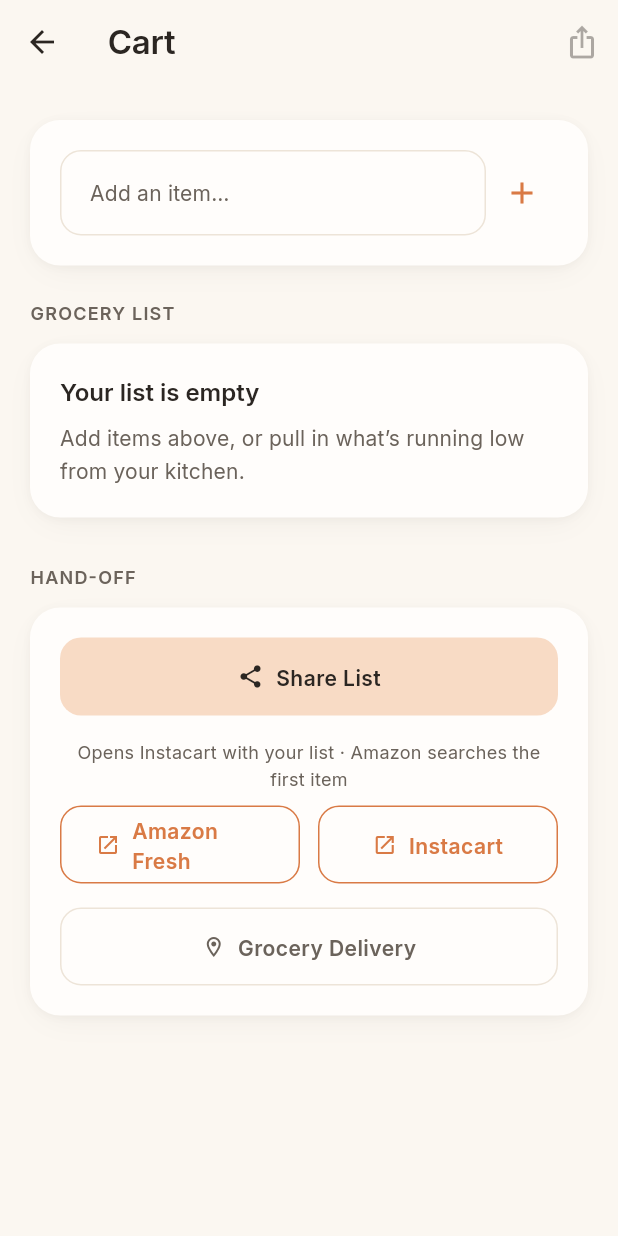
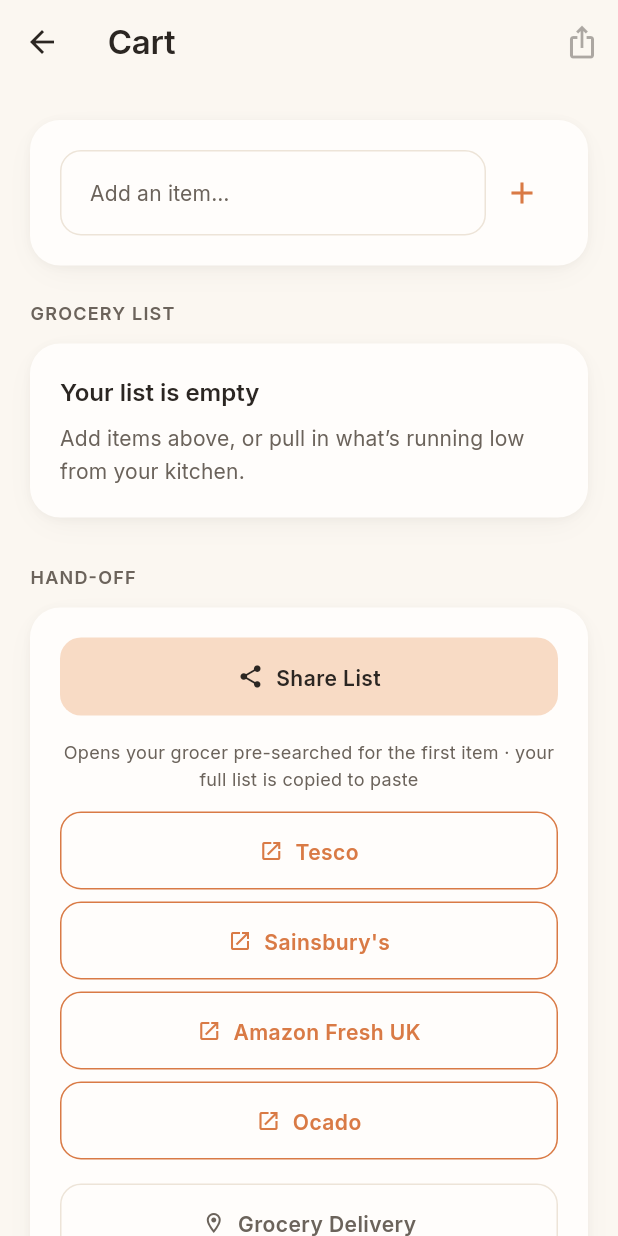
Before and after one commit to yobrody/health-hub, a Flutter app: the CartPage screen opened directly, on a phone screen of 412 x 824 dp. Run offline on Flutter 3.47's test engine with Material 3 defaults, Android fonts, the phone set to English and light mode, and no system bars; our stand-ins replace connectivity_plus, dio, flutter_local_notifications, flutter_riverpod, flutter_secure_storage, geolocator and 6 more; missing offline and left inert: health, mobile_scanner, posthog_flutter; accounts and stored records are empty.

Commit message:
feat(cart): UK grocer hand-off + copy-list-to-clipboard (#76)
* feat(cart): replace US grocery hand-off with UK grocer deep-links

Swaps the US-centric Cart hand-off (Amazon.com/Instacart/Uber Eats/
DoorDash + the Instacart pre-filled-cart edge-function flow) for four UK
grocers — Tesco, Sainsbury's, Amazon Fresh UK, Ocado — each opening a
pre-searched page (or store home on an empty list). Instacart is US/
Canada-only and a dead end for a UK user, so its wiring is removed;
the pure InstacartClient seam is retained for a possible future US launch.

Each grocer button copies the full list to the clipboard, opens the
grocer pre-searched for the first item, and shows a 'List copied — paste
each item to add' SnackBar. The clipboard write is fire-and-forget so it
never blocks the launch. Honesty invariants unchanged: no order/checkout/
buy-now text; buttons only open the grocer, never claim an order.

Tests: rewrote cart_handoff_test for the UK contract; trimmed
instacart_client_test to the retained pure seam; updated the e2e cart
coverage. flutter analyze clean; full suite green (906, goldens excluded);
cart golden matches.

Co-Authored-By: Claude Opus 4.8 (1M context) <noreply@anthropic.com>

* review fixes: lock Tesco search path + strip apostrophe in delivery-tile key

- Add a test assertion on the Tesco search path (/shop/en-GB/search) so a
  stray path change is caught rather than silently 404-ing on device; comment
  the path choice + the /groceries/en-GB/search fallback.
- Strip the apostrophe in the 'Grocery Delivery' panel tile key to match the
  _grocerKey convention (Sainsbury's -> cart-delivery-sainsburys).

Co-Authored-By: Claude Opus 4.8 (1M context) <noreply@anthropic.com>

* fix(cart): use canonical Tesco /groceries/en-GB/search path

Research (primary sources + the repo's own retired React Fridge.tsx) confirms
/groceries/en-GB/search?query= is the canonical, more-reliable Tesco Groceries
search endpoint vs the /shop/en-GB/search variant. Drop the optional inputType
param. Test assertion updated to lock the canonical path.

Co-Authored-By: Claude Opus 4.8 (1M context) <noreply@anthropic.com>

---------

Co-authored-by: Claude Opus 4.8 (1M context) <noreply@anthropic.com>

```diff
--- a/app/lib/cart/delivery_services.dart
+++ b/app/lib/cart/delivery_services.dart
@@ -1,12 +1,16 @@
-// DeliveryServices — pure, testable delivery service definitions.
+// DeliveryServices — pure, testable delivery service definitions (UK grocers).
 //
 // No platform dependencies: no url_launcher, no geolocator. Just data.
-// CartPage uses these to build its "Grocery Delivery" links; tests can assert
+// CartPage uses these to build its grocery hand-off links; tests can assert
 // against the list without any platform channel involvement.
 //
-// Honesty rule: we NEVER claim to verify that any service delivers to the
-// user's address. Labels say "open to check" — the user must confirm inside
-// the service's own app or website.
+// These are UK grocers (the app's user is in London). Instacart/DoorDash/etc.
+// were removed — Instacart is US/Canada-only and a confirmed dead end for a UK
+// founder, and DoorDash grocery isn't available in the UK.
+//
+// Honesty rule: we NEVER claim to verify that any grocer delivers to the user's
+// address. The user confirms delivery inside the grocer's own site/app. We only
+// open a pre-searched page (or the store home) — nothing is ordered here.
 
 /// A single grocery-delivery service the user can tap to open.
 class DeliveryService {
@@ -16,50 +20,69 @@ class DeliveryService {
   final String name;
 
   /// Builds the URI to open, optionally pre-searching [query].
-  /// [query] may be null or empty (open the store's home/category page).
+  /// [query] may be null or empty (open the store's groceries home page).
   final Uri Function(String? query) buildUri;
 }
 
-/// The canonical list of delivery services the Cart hand-off section offers.
+/// The canonical list of UK grocers the Cart hand-off offers, in display order.
 ///
-/// These are the only services listed in the UI — add new services here,
-/// not in the widget. Order determines display order.
+/// These are the only grocers listed in the UI — add new ones here, not in the
+/// widget. Order determines display order.
 final List<DeliveryService> deliveryServices = [
   DeliveryService(
-    name: 'Amazon Fresh',
+    name: 'Tesco',
+    buildUri: (query) {
+      final q = (query ?? '').trim();
+      // Canonical Tesco Groceries search endpoint (`/groceries/en-GB/search`) —
+      // verified more reliable than the `/shop/en-GB/search` variant.
+      return q.isEmpty
+          ? Uri.parse('https://www.tesco.com/groceries/')
+          : Uri(
+              scheme: 'https',
+              host: 'www.tesco.com',
+              path: '/groceries/en-GB/search',
+              queryParameters: {'query': q},
+            );
+    },
+  ),
+  DeliveryService(
+    name: "Sainsbury's",
     buildUri: (query) {
       final q = (query ?? '').trim();
       return q.isEmpty
-          ? Uri.parse('https://www.amazon.com/s?i=amazonfresh')
+          ? Uri.parse('https://www.sainsburys.co.uk/gol-ui/groceries')
+          : Uri.parse(
+              'https://www.sainsburys.co.uk/gol-ui/SearchResults/'
+              '${Uri.encodeComponent(q)}',
+            );
+    },
+  ),
+  DeliveryService(
+    name: 'Amazon Fresh UK',
+    buildUri: (query) {
+      final q = (query ?? '').trim();
+      return q.isEmpty
+          ? Uri.parse('https://www.amazon.co.uk/s?i=amazonfresh')
           : Uri(
               scheme: 'https',
-              host: 'www.amazon.com',
+              host: 'www.amazon.co.uk',
               path: '/s',
               queryParameters: {'k': q, 'i': 'amazonfresh'},
             );
     },
   ),
   DeliveryService(
-    name: 'Instacart',
+    name: 'Ocado',
     buildUri: (query) {
       final q = (query ?? '').trim();
       return q.isEmpty
-          ? Uri.parse('https://www.instacart.com/store')
+          ? Uri.parse('https://www.ocado.com/browse')
           : Uri(
               scheme: 'https',
-              host: 'www.instacart.com',
-              path: '/store/s',
-              queryParameters: {'k': q},
+              host: 'www.ocado.com',
+              path: '/search',
+              queryParameters: {'entry': q},
             );
     },
   ),
-  DeliveryService(
-    name: 'Uber Eats',
-    buildUri: (_) => Uri.parse('https://www.ubereats.com/category/grocery'),
-  ),
-  DeliveryService(
-    name: 'DoorDash',
-    buildUri: (_) =>
-        Uri.parse('https://www.doordash.com/food-delivery/grocery/'),
-  ),
 ];
--- a/app/lib/pages/cart_page.dart
+++ b/app/lib/pages/cart_page.dart
@@ -1,32 +1,32 @@
-// Cart page — grocery-list notepad + honest hand-off section (R-4 + R-5).
+// Cart page — grocery-list notepad + honest UK grocer hand-off section.
 //
 // The Cart is the honest, physical end of the eat → deplete → restock → cart
-// loop: a real notepad you add to, check off, share, and hand off to a grocery
-// delivery service via pre-searched deep-links (not a faked checkout).
+// loop: a real notepad you add to, check off, share, and hand off to a UK
+// grocer via a pre-searched deep-link (not a faked checkout).
 //
-// R-4 additions:
+// Hand-off (UK grocers — the user is in London):
 //   • "Share List" — share_plus sheet with unchecked items first, then checked.
-//   • Per-item search icon — opens that item pre-searched in Amazon Fresh.
-//   • Store buttons — Amazon Fresh / Instacart pre-searching the first unchecked
-//     item.  Label: "Opens a search — add items there".
-//   • "Grocery Delivery" section — requests location; shows all four services
-//     as tappable links.  Permission denied → same list + honest note.
+//   • Per-item search icon — opens that item pre-searched at Tesco.
+//   • Four grocer buttons — Tesco / Sainsbury's / Amazon Fresh UK / Ocado. Each,
+//     on tap: copies the FULL list to the clipboard, opens the grocer
+//     pre-searched for the first item, and shows a SnackBar telling the user to
+//     paste each item. Empty list → just opens the grocer home.
+//   • "Grocery Delivery" section — requests location; shows the same four UK
+//     grocers as tappable links. Permission denied → same list + honest note.
 //
-// R-5 addition (Instacart pre-filled cart):
-//   • Instacart button now PREFERS a pre-filled shopping list (via the
-//     `instacart-cart` edge function), which opens Instacart with ALL items
-//     already loaded.  Falls back silently to the search deep-link when the
-//     edge function is unavailable or returns an error, so the button always
-//     does something useful.
-//   • Honest label while loading: "Opening Instacart…"
-//   • NEVER claims an order was placed or is in progress.
+// Instacart's US-only "pre-filled cart" edge-function flow was removed. Instacart
+// is US/Canada-only and unusable for a UK user; the pure InstacartClient seam is
+// retained in the repo for a possible future US launch but is no longer wired
+// here.
 //
-// Honesty rules (unchanged + extended):
+// Honesty rules:
 //   • Every line is real user data — nothing is fabricated or pre-seeded.
 //   • The "restock soon" suggestions come from REAL pantry data only.
 //   • NEVER use "order", "checkout", "add to cart", "buy now" labels.
 //   • Location section NEVER claims to verify delivery availability.
-//   • Pre-filled link: if unavailable → fall back, never show a broken state.
+//   • Buttons only OPEN the grocer + copy the list — never claim an order.
+
+import 'dart:async';
 
 import 'package:flutter/material.dart';
 import 'package:flutter/services.dart';
@@ -39,7 +39,6 @@ import '../brain/insight.dart';
 import '../cart/delivery_services.dart';
 import '../cart/grocery_item.dart';
 import '../cart/grocery_list_repo.dart';
-import '../cart/instacart_client.dart';
 import '../cart/link_launcher.dart';
 import '../cart/location_service.dart';
 import '../design_system/colors.dart';
@@ -54,7 +53,6 @@ class CartPage extends ConsumerStatefulWidget {
     this.repo,
     this.linkLauncher,
     this.locationService,
-    this.instacartClient,
   });
 
   /// Optional overrides so widget tests can inject in-memory fakes without a
@@ -69,11 +67,6 @@ class CartPage extends ConsumerStatefulWidget {
   final LinkLauncher? linkLauncher;
   final LocationService? locationService;
 
-  /// Optional override for the Instacart pre-filled cart client. In the running
-  /// app this comes from [instacartClientProvider] (via [ConsumerState]). Tests
-  /// inject a [FakeInstacartClient] here so no network is ever touched.
-  final InstacartClient? instacartClient;
-
   @override
   ConsumerState<CartPage> createState() => _CartPageState();
 }
@@ -86,18 +79,6 @@ class _CartPageState extends ConsumerState<CartPage> {
   late final LocationService _location =
       widget.locationService ?? const RealLocationService();
 
-  // Resolved lazily so tests that inject via widget.instacartClient don't
-  // trigger provider reads, and the real app reads the provider once on first
-  // use. We resolve on the first _openInstacart call.
-  InstacartClient? _instacartClientCache;
-
-  InstacartClient get _instacartClient {
-    if (_instacartClientCache != null) return _instacartClientCache!;
-    _instacartClientCache =
-        widget.instacartClient ?? ref.read(instacartClientProvider);
-    return _instacartClientCache!;
-  }
-
   final _addCtrl = TextEditingController();
 
   // Delivery near-me panel state.
@@ -105,9 +86,6 @@ class _CartPageState extends ConsumerState<CartPage> {
   bool _deliveryLoading = false;
   List<DeliveryService> _deliveryResult = [];
   String? _deliveryDeniedNote;
-
-  // Instacart pre-filled cart loading state.
-  bool _instacartLoading = false;
 
   @override
   void dispose() {
@@ -249,64 +227,53 @@ class _CartPageState extends ConsumerState<CartPage> {
     return unchecked.isNotEmpty ? unchecked.first.name : _items.first.name;
   }
 
-  DeliveryService _serviceByName(String name) =>
-      deliveryServices.firstWhere((s) => s.name == name);
+  /// The full list, one real item name per line, unchecked items first (what's
+  /// still needed) then checked (already got). Used for the clipboard copy so
+  /// the user can paste each line into the grocer's search. Real data only.
+  String get _fullListText => [
+        ..._items.where((i) => !i.done).map((i) => i.name),
+        ..._items.where((i) => i.done).map((i) => i.name),
+      ].join('\n');
 
-  Future<void> _openAmazon([String? query]) async {
-    await _launcher
-        .launch(_serviceByName('Amazon Fresh').buildUri(query ?? _firstItemQuery));
-  }
-
-  /// Open Instacart, preferring a pre-filled shopping list via the edge
-  /// function. Falls back to the search deep-link if the edge function fails or
-  /// is unavailable. Never claims an order was placed.
+  /// Open a UK grocer pre-searched for the first item. On a non-empty list this
+  /// ALSO copies the full list to the clipboard and shows a SnackBar prompting
+  /// the user to paste each item — since these grocers can't accept a pre-filled
+  /// cart from us, pasting is the honest fastest path to a full basket.
   ///
-  /// When called without arguments, sends ALL current item names to the edge
-  /// function so every item lands in the pre-filled cart. The fallback uses
-  /// [_firstItemQuery] (the existing search behaviour) so the button is never
-  /// a dead end.
-  Future<void> _openInstacart([String? query]) async {
-    // If called with an explicit query (legacy path), use the search link as-is.
-    if (query != null) {
-      await _launcher
-          .launch(_serviceByName('Instacart').buildUri(query));
+  /// Never claims an order was placed — it only opens the grocer + copies text.
+  Future<void> _openGrocer(DeliveryService service) async {
+    if (_items.isEmpty) {
+      // Nothing to copy — just open the grocer's home page.
+      await _launcher.launch(service.buildUri(null));
       return;
     }
 
-    // Build the real list: names from the live item list (unchecked first, then
-    // checked) — real user data, nothing fabricated.
-    final allNames = [
-      ..._items.where((i) => !i.done).map((i) => i.name),
-      ..._items.where((i) => i.done).map((i) => i.name),
-    ];
-
-    if (allNames.isEmpty) {
-      // Empty list → open Instacart store home (search link handles null).
-      await _launcher
-          .launch(_serviceByName('Instacart').buildUri(null));
-      return;
+    // Copy the full list so the user can paste each line. Tolerant like every
+    // other write in the app: a clipboard failure must NEVER block opening the
+    // grocer — so we fire-and-forget the copy (swallowing any error) and open
+    // the grocer regardless.
+    unawaited(
+      Clipboard.setData(ClipboardData(text: _fullListText)).catchError((_) {}),
+    );
+    await _launcher.launch(service.buildUri(_firstItemQuery));
+    if (!mounted) return;
+    ScaffoldMessenger.of(context).showSnackBar(
+      const SnackBar(
+        key: Key('cart-grocer-snackbar'),
+        content: Text('List copied — paste each item to add'),
+      ),
+    );
   }
 
-    setState(() => _instacartLoading = true);
+  /// The Tesco service (used by the per-item search icon). Falls back to the
+  /// first grocer if the list is ever reordered.
+  DeliveryService get _perItemGrocer => deliveryServices.firstWhere(
+        (s) => s.name == 'Tesco',
+        orElse: () => deliveryServices.first,
+      );
 
-    Uri? prefilled;
-    try {
-      prefilled = await _instacartClient.shoppingListUrl(allNames);
-    } finally {
-      if (mounted) setState(() => _instacartLoading = false);
-    }
-
-    if (!mounted) return;
-
-    if (prefilled != null) {
-      // Pre-filled list available — open it.
-      await _launcher.launch(prefilled);
-    } else {
-      // Honest fallback: the edge function was unavailable or returned an error.
-      // Fall back to the existing search deep-link so the button always works.
-      await _launcher
-          .launch(_serviceByName('Instacart').buildUri(_firstItemQuery));
-    }
+  Future<void> _searchItem(String name) async {
+    await _launcher.launch(_perItemGrocer.buildUri(name));
   }
 
   // ── Delivery near me ─────────────────────────────────────────────────────
@@ -451,8 +418,8 @@ class _CartPageState extends ConsumerState<CartPage> {
                             item: _items[i],
                             onToggle: () => _toggle(_items[i]),
                             onRemove: () => _remove(_items[i]),
-                            // Per-item search: opens this item in Amazon Fresh.
-                            onSearch: () => _openAmazon(_items[i].name),
+                            // Per-item search: opens this item at Tesco.
+                            onSearch: () => _searchItem(_items[i].name),
                           ),
                         ],
                       ],
@@ -464,11 +431,8 @@ class _CartPageState extends ConsumerState<CartPage> {
                 // ── Hand-off section ────────────────────────────────────────
                 const SectionHeader(title: 'HAND-OFF'),
                 _HandoffSection(
-                  items: _items,
                   onShare: _items.isEmpty ? null : _shareList,
-                  onOpenAmazon: _openAmazon,
-                  onOpenInstacart: _openInstacart,
-                  instacartLoading: _instacartLoading,
+                  onOpenGrocer: _openGrocer,
                   onDeliveryNearMe: _onDeliveryNearMe,
                   deliveryExpanded: _deliveryExpanded,
                   deliveryLoading: _deliveryLoading,
@@ -521,11 +485,11 @@ class _GroceryRow extends StatelessWidget {
             ),
           ),
         ),
-        // Per-item search — "Search in Amazon Fresh", never "Buy on Amazon".
+        // Per-item search — "Search at Tesco", never "Buy at Tesco".
         IconButton(
           key: Key('cart-item-search-${item.id}'),
           icon: Icon(Icons.search, size: 18, color: colors.textSecondary),
-          tooltip: 'Search in Amazon Fresh',
+          tooltip: 'Search at Tesco',
           visualDensity: VisualDensity.compact,
           onPressed: onSearch,
         ),
@@ -543,17 +507,15 @@ class _GroceryRow extends StatelessWidget {
 
 // ── _HandoffSection ──────────────────────────────────────────────────────────
 
-/// The hand-off card: share + store deep-links + delivery near me.
+/// The hand-off card: share + UK grocer deep-links + delivery near me.
 ///
 /// Honest labels throughout — no "order", "checkout", "add to cart", "buy".
-/// Instacart button prefers a pre-filled list; falls back to search silently.
+/// Each grocer button copies the full list, opens the grocer pre-searched for
+/// the first item, and prompts the user to paste. Never claims an order.
 class _HandoffSection extends StatelessWidget {
   const _HandoffSection({
-    required this.items,
     required this.onShare,
-    required this.onOpenAmazon,
-    required this.onOpenInstacart,
-    required this.instacartLoading,
+    required this.onOpenGrocer,
     required this.onDeliveryNearMe,
     required this.deliveryExpanded,
     required this.deliveryLoading,
@@ -563,14 +525,10 @@ class _HandoffSection extends StatelessWidget {
     required this.firstItemQuery,
   });
 
-  final List<GroceryItem> items;
   final VoidCallback? onShare;
-  final VoidCallback onOpenAmazon;
-  final VoidCallback onOpenInstacart;
 
-  /// True while the [instacartClient] is fetching the pre-filled list URL.
-  /// The button shows a loading state and is non-interactive during this time.
-  final bool instacartLoading;
+  /// Opens the given UK grocer: copies the full list + launches a pre-search.
+  final void Function(DeliveryService service) onOpenGrocer;
 
   final VoidCallback onDeliveryNearMe;
   final bool deliveryExpanded;
@@ -579,6 +537,11 @@ class _HandoffSection extends StatelessWidget {
   final String? deliveryDeniedNote;
   final LinkLauncher launcher;
   final String? firstItemQuery;
+
+  /// Stable per-grocer key: `cart-grocer-<name-lowercased-dashed>` with the
+  /// apostrophe stripped (e.g. `cart-grocer-sainsburys`).
+  static String _grocerKey(String name) =>
+      'cart-grocer-${name.toLowerCase().replaceAll("'", '').replaceAll(' ', '-')}';
 
   @override
   Widget build(BuildContext context) {
@@ -603,59 +566,28 @@ class _HandoffSection extends StatelessWidget {
 
           AppSpacing.gapV4,
 
-          // b. Store buttons: Amazon Fresh + Instacart, honest labels.
-          //
-          // Amazon Fresh: opens a search for the first item (unchanged).
-          // Instacart: tries a pre-filled list first, falls back to search.
-          // Neither button claims an order was placed.
+          // b. UK grocer buttons. Each copies your full list, then opens that
+          // grocer pre-searched for the first item — nothing is ordered.
           Text(
-            'Opens Instacart with your list · Amazon searches the first item',
+            'Opens your grocer pre-searched for the first item · your full list '
+            'is copied to paste',
             style: text.bodySmall?.copyWith(color: colors.textSecondary),
             textAlign: TextAlign.center,
           ),
-          AppSpacing.gapV2,
-          Row(
-            children: [
-              Expanded(
-                child: OutlinedButton.icon(
-                  key: const Key('cart-amazon'),
-                  onPressed: onOpenAmazon,
+          AppSpacing.gapV3,
+          for (var i = 0; i < deliveryServices.length; i++) ...[
+            if (i > 0) AppSpacing.gapV2,
+            OutlinedButton.icon(
+              key: Key(_grocerKey(deliveryServices[i].name)),
+              onPressed: () => onOpenGrocer(deliveryServices[i]),
               icon: const Icon(Icons.open_in_new, size: 16),
-                  label: const Text('Amazon Fresh'),
+              label: Text(deliveryServices[i].name),
               style: OutlinedButton.styleFrom(
                 foregroundColor: colors.primaryStrong,
                 side: BorderSide(color: colors.primaryStrong),
               ),
             ),
-              ),
-              AppSpacing.gapH3,
-              Expanded(
-                child: OutlinedButton.icon(
-                  key: const Key('cart-instacart'),
-                  // Disabled while fetching the pre-filled URL so double-taps
-                  // don't fire two separate launches.
-                  onPressed: instacartLoading ? null : onOpenInstacart,
-                  icon: instacartLoading
-                      ? SizedBox(
-                          width: 16,
-                          height: 16,
-                          child: CircularProgressIndicator(
-                            strokeWidth: 2,
-                            color: colors.primaryStrong,
-                          ),
-                        )
-                      : const Icon(Icons.open_in_new, size: 16),
-                  label: Text(
-                    instacartLoading ? 'Opening…' : 'Instacart',
-                  ),
-                  style: OutlinedButton.styleFrom(
-                    foregroundColor: colors.primaryStrong,
-                    side: BorderSide(color: colors.primaryStrong),
-                  ),
-                ),
-              ),
           ],
-          ),
 
           AppSpacing.gapV4,
 
@@ -701,7 +633,9 @@ class _HandoffSection extends StatelessWidget {
               for (final service in deliveryResult)
                 ListTile(
                   key: Key(
-                    'cart-delivery-${service.name.toLowerCase().replaceAll(' ', '-')}',
+                    // Same convention as _grocerKey: strip the apostrophe so
+                    // Sainsbury's → cart-delivery-sainsburys (key-safe, testable).
+                    'cart-delivery-${service.name.toLowerCase().replaceAll("'", '').replaceAll(' ', '-')}',
                   ),
                   dense: true,
                   contentPadding: EdgeInsets.zero,
```
Also changed, not shown: 3 other files. Lines whose indentation alone changed are shown as unchanged.
